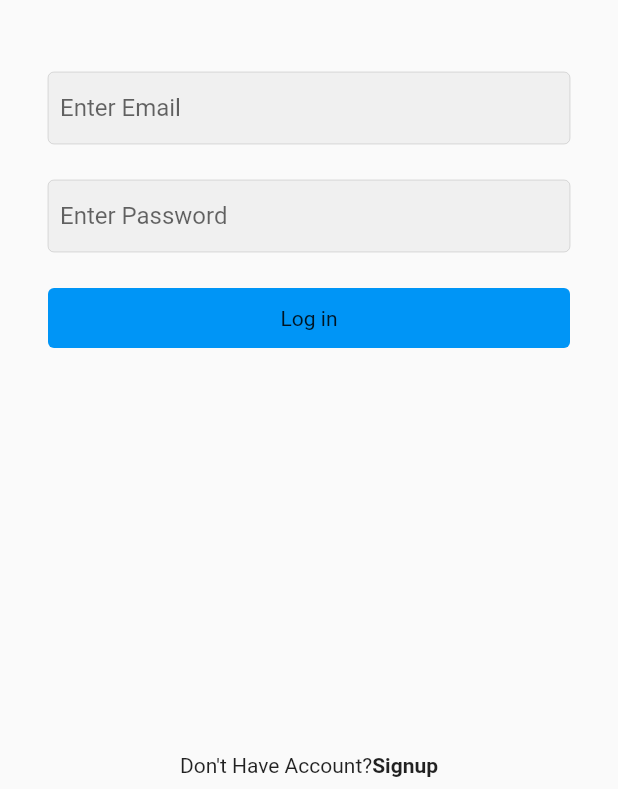
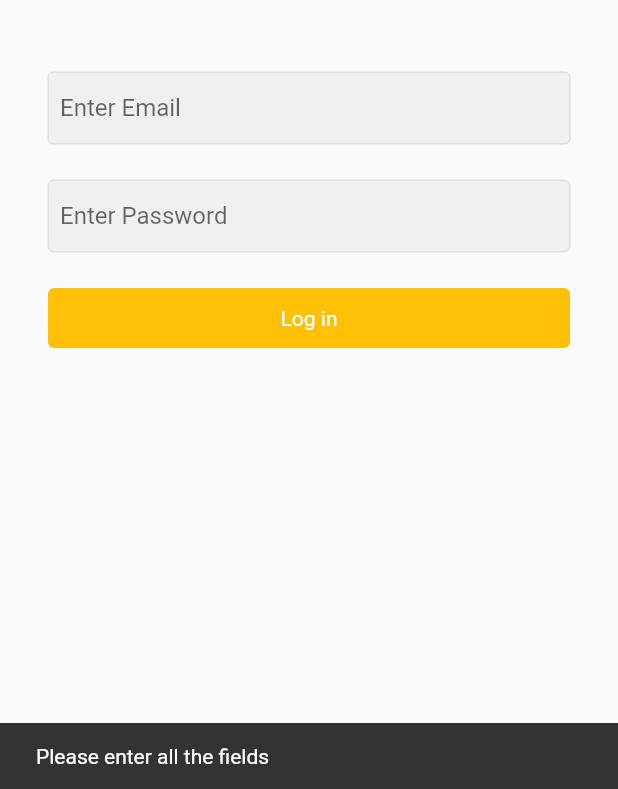
Before and after one commit to TaylaZ/ScrapHive, a Flutter app: the LoginScreen screen opened directly, after a tap on "Log in", on a phone screen of 412 x 824 dp, the part 447-1236 px from its top. Run offline on Flutter 3.47's test engine with Material 2 defaults, Android fonts, the phone set to English and light mode, and no system bars; our stand-ins replace cloud_firestore, firebase_auth, firebase_core, firebase_storage, flutter_colorpicker, flutter_svg and 4 more; accounts and stored records are empty.

Commit message:
login auth and state

```diff
--- a/lib/screens/login_screen.dart
+++ b/lib/screens/login_screen.dart
@@ -1,7 +1,12 @@
 import 'package:flutter/material.dart';
 import 'package:flutter_svg/flutter_svg.dart';
+import 'package:scraphive/resources/auth_methods.dart';
+import 'package:scraphive/screens/home_screen.dart';
 import 'package:scraphive/utils/colors.dart';
+import 'package:scraphive/utils/utils.dart';
+import 'package:scraphive/widgets/scraphive_loader.dart';
 import 'package:scraphive/widgets/text_field_input.dart';
+import '../screens/signup_screen.dart';
 
 class LoginScreen extends StatefulWidget {
   const LoginScreen({Key? key}) : super(key: key);
@@ -13,6 +18,7 @@ class LoginScreen extends StatefulWidget {
 class _LoginScreenState extends State<LoginScreen> {
   final TextEditingController _emailController = TextEditingController();
   final TextEditingController _passwordController = TextEditingController();
+  bool _isLoading = false;
 
   @override
   void dispose() {
@@ -21,11 +27,36 @@ class _LoginScreenState extends State<LoginScreen> {
     _passwordController.dispose();
   }
 
+  void loginUser() async {
+    setState(() {
+      _isLoading = true;
+    });
+    String res = await AuthMethods().loginUser(
+        email: _emailController.text, password: _passwordController.text);
+
+    if (res == "success") {
+      Navigator.of(context)
+          .push(MaterialPageRoute(builder: (context) => const HomeScreen()));
+    } else {
+      showSnackBar(context, res);
+    }
+    setState(() {
+      _isLoading = false;
+    });
+  }
+
+  void navigateToSignUp() {
+    Navigator.of(context).pushReplacement(
+        MaterialPageRoute(builder: (context) => const SignupScreen()));
+  }
+
   @override
   Widget build(BuildContext context) {
     return Scaffold(
       body: SafeArea(
-        child: Container(
+        child: _isLoading
+            ? ScrapHiveLoader()
+            : Container(
                 padding: EdgeInsets.symmetric(horizontal: 32),
                 width: double.infinity,
                 child: Column(
@@ -62,6 +93,7 @@ class _LoginScreenState extends State<LoginScreen> {
                       child: Container(
                         child: const Text(
                           'Log in',
+                          style: TextStyle(color: Colors.white),
                         ),
                         width: double.infinity,
                         alignment: Alignment.center,
@@ -70,10 +102,10 @@ class _LoginScreenState extends State<LoginScreen> {
                           shape: RoundedRectangleBorder(
                             borderRadius: BorderRadius.all(Radius.circular(4)),
                           ),
-                    color: blueColor,
+                          color: Colors.amber,
                         ),
                       ),
-                onTap: () {},
+                      onTap: loginUser,
                     ),
                     const SizedBox(
                       height: 12,
@@ -86,13 +118,13 @@ class _LoginScreenState extends State<LoginScreen> {
                       mainAxisAlignment: MainAxisAlignment.center,
                       children: [
                         Container(
-                    child: Text("Don't Have Account?"),
+                          child: Text("Don't Have Account? "),
                           padding: const EdgeInsets.symmetric(
                             vertical: 8,
                           ),
                         ),
                         GestureDetector(
-                    onTap: () {},
+                          onTap: navigateToSignUp,
                           child: Container(
                             child: Text(
                               "Signup",
--- a/lib/widgets/scraphive_loader.dart
+++ b/lib/widgets/scraphive_loader.dart
@@ -1,6 +1,6 @@
 import 'package:flutter/material.dart';
 
-class LoadingImageWidget extends StatelessWidget {
+class ScrapHiveLoader extends StatelessWidget {
   @override
   Widget build(BuildContext context) {
     return Center(
```
Also changed, not shown: lib/main.dart (+23 -1 lines), lib/screens/home_screen.dart (+29 -19 lines), lib/screens/signup_screen.dart (+13 -3 lines). Lines whose indentation alone changed are shown as unchanged.
